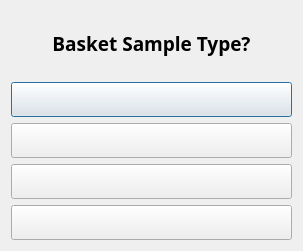
aliciabillings-noaa/CLAMS, file ui/TypeSelDialog.ui: the form before one commit.
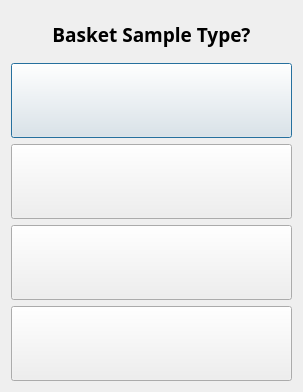
The form after the commit.

Commit message: More bugfixes with Catch and related dialogs

Patch:
```diff
--- a/ui/TypeSelDialog.ui
+++ b/ui/TypeSelDialog.ui
@@ -7,7 +7,7 @@
     <x>0</x>
     <y>0</y>
     <width>303</width>
-    <height>251</height>
+    <height>392</height>
    </rect>
   </property>
   <property name="windowTitle">
@@ -39,7 +39,7 @@
        <property name="minimumSize">
         <size>
          <width>165</width>
-         <height>35</height>
+         <height>75</height>
         </size>
        </property>
        <property name="font">
@@ -60,7 +60,7 @@
        <property name="minimumSize">
         <size>
          <width>165</width>
-         <height>35</height>
+         <height>75</height>
         </size>
        </property>
        <property name="font">
@@ -81,7 +81,7 @@
        <property name="minimumSize">
         <size>
          <width>165</width>
-         <height>35</height>
+         <height>75</height>
         </size>
        </property>
        <property name="font">
@@ -102,7 +102,7 @@
        <property name="minimumSize">
         <size>
          <width>165</width>
-         <height>35</height>
+         <height>75</height>
         </size>
        </property>
        <property name="font">
```
The commit also changes 4 other files.
